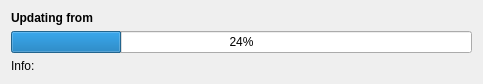
The window that src/frames/UI_Updater.ui (bq/web2board) describes before a commit, drawn with Qt 5.
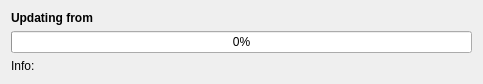
The same window after the commit.

```diff
--- a/src/frames/UI_Updater.ui
+++ b/src/frames/UI_Updater.ui
@@ -36,7 +36,7 @@
      <item>
       <widget class="QProgressBar" name="progressBar">
        <property name="value">
-        <number>24</number>
+        <number>0</number>
        </property>
       </widget>
      </item>
```
